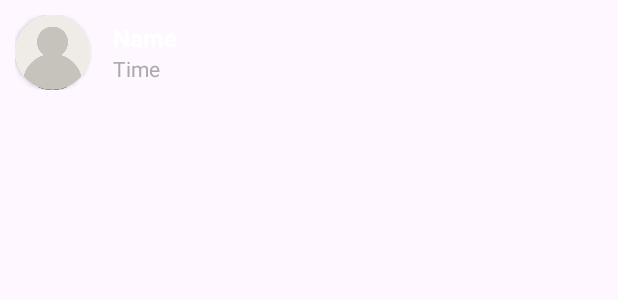
After one commit to Anshu1712/Chatify2, an Android app: the layout viewbs_item.xml on its own in the app's theme, with its tools: preview values and no code run, on a phone screen of 412 x 824 dp. The commit adds this screen. Shown: the top 300 px of the screen. Run offline under Robolectric (Android 15) with nearby library versions, the phone set to English and light mode, and no system bars.

Commit message:
status seen and user show

```diff
--- a/app/src/main/java/com/example/chatify/adapters/StatusVH.java
+++ b/app/src/main/java/com/example/chatify/adapters/StatusVH.java
@@ -109,7 +109,7 @@ public class StatusVH extends RecyclerView.ViewHolder {
                         }
                     });
                 } else {
-
+                    ll_ss.setVisibility(View.GONE);
                 }
             }
 
--- /dev/null
+++ b/app/src/main/res/layout/viewbs_item.xml
@@ -0,0 +1,80 @@
+<?xml version="1.0" encoding="utf-8"?>
+<LinearLayout xmlns:android="http://schemas.android.com/apk/res/android"
+    xmlns:app="http://schemas.android.com/apk/res-auto"
+    android:id="@+id/ll_status_item"
+    android:layout_width="match_parent"
+    android:layout_height="wrap_content">
+
+    <LinearLayout
+        android:layout_width="match_parent"
+        android:layout_height="wrap_content"
+        android:orientation="horizontal"
+        android:padding="10dp">
+
+
+        <androidx.cardview.widget.CardView
+            android:id="@+id/cardView"
+            android:layout_width="50dp"
+            android:layout_height="50dp"
+            android:layout_gravity="center"
+            android:elevation="8dp"
+            app:cardCornerRadius="25dp">
+
+            <com.airbnb.lottie.LottieAnimationView
+                android:id="@+id/lottie_placeholder"
+                android:layout_width="50dp"
+                android:layout_height="50dp"
+                android:layout_alignParentStart="true"
+                android:layout_centerVertical="true"
+                app:lottie_autoPlay="true"
+                app:lottie_loop="true"
+                app:lottie_rawRes="@raw/loads" />
+
+            <de.hdodenhof.circleimageview.CircleImageView
+                android:id="@+id/ivviewbs_item"
+                android:layout_width="50dp"
+                android:layout_height="50dp"
+                android:layout_alignParentStart="true"
+                android:layout_centerVertical="true"
+                android:src="@drawable/user" />
+
+
+        </androidx.cardview.widget.CardView>
+
+        <LinearLayout
+            android:layout_width="0dp"
+            android:layout_height="wrap_content"
+            android:layout_gravity="center_vertical"
+            android:layout_marginStart="15dp"
+            android:layout_weight="1"
+            android:orientation="vertical">
+
+            <LinearLayout
+                android:layout_width="match_parent"
+                android:layout_height="wrap_content"
+                android:orientation="horizontal">
+
+                <TextView
+                    android:id="@+id/nametvviewbs_item"
+                    android:layout_width="0dp"
+                    android:layout_height="wrap_content"
+                    android:layout_weight="1"
+                    android:text="@string/name2"
+                    android:textColor="@color/white"
+                    android:textSize="16sp"
+                    android:textStyle="bold" />
+
+            </LinearLayout>
+
+            <TextView
+                android:id="@+id/timetvviewbs_item"
+                android:layout_width="wrap_content"
+                android:layout_height="wrap_content"
+                android:text="@string/time"
+                android:textColor="@android:color/darker_gray"
+                android:textSize="14sp" />
+        </LinearLayout>
+
+    </LinearLayout>
+
+</LinearLayout>
```
Also changed, not shown: app/src/main/java/com/example/chatify/Status/ShowStatus.java (+111 -8 lines), app/src/main/java/com/example/chatify/adapters/ViewVH.java (added, +33 -0 lines), app/src/main/java/com/example/chatify/fragment/Fragment_Status.java (+12 -8 lines), app/src/main/java/com/example/chatify/model/ViewListModel.java (added, +43 -0 lines), app/src/main/res/layout/view_bs.xml (+7 -0 lines).
